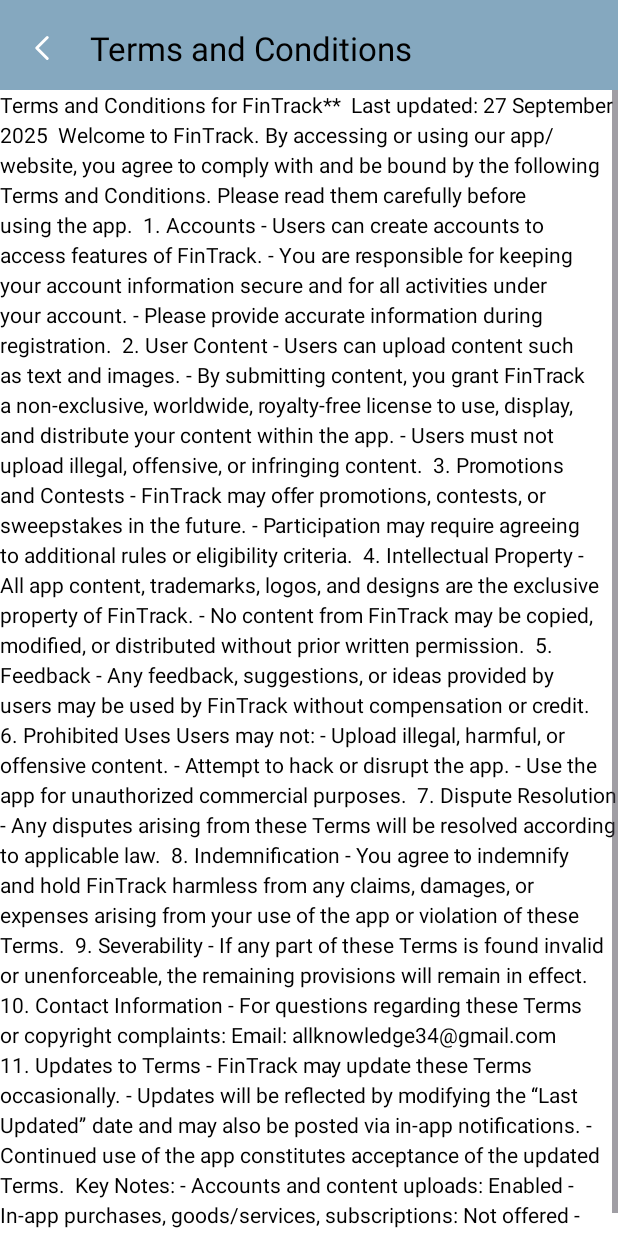
After one commit to allknowledge34/FinTracks, an Android app: the TermsActivity screen opened directly, with no data from a screen before it, on a phone screen of 412 x 824 dp. The commit adds this screen. Run offline under Robolectric (Android 15) with nearby library versions, the phone set to English and light mode, and no system bars.

Commit message:
forth change

```diff
--- a/app/src/main/AndroidManifest.xml
+++ b/app/src/main/AndroidManifest.xml
@@ -14,6 +14,9 @@
         android:supportsRtl="true"
         android:theme="@style/Theme.FinTrack"
         tools:targetApi="31">
+        <activity
+            android:name=".views.activites.TermsActivity"
+            android:exported="false" />
         <activity
             android:name=".views.activites.ForgetActivity"
             android:exported="false" />
@@ -38,7 +41,7 @@
 
         <meta-data
             android:name="com.google.android.gms.ads.APPLICATION_ID"
-            android:value="ca-app-pub-3940256099942544~3347511713"/>
+            android:value="ca-app-pub-3940256099942544~3347511713" />
     </application>
 
 </manifest>
--- /dev/null
+++ b/app/src/main/java/com/sachin/fintrack/views/activites/TermsActivity.java
@@ -0,0 +1,28 @@
+package com.sachin.fintrack.views.activites;
+
+import android.os.Bundle;
+
+import androidx.activity.EdgeToEdge;
+import androidx.appcompat.app.AppCompatActivity;
+import androidx.core.graphics.Insets;
+import androidx.core.view.ViewCompat;
+import androidx.core.view.WindowInsetsCompat;
+
+import com.sachin.fintrack.R;
+import com.sachin.fintrack.databinding.ActivityTermsBinding;
+
+public class TermsActivity extends AppCompatActivity {
+
+    ActivityTermsBinding binding;
+
+    @Override
+    protected void onCreate(Bundle savedInstanceState) {
+        super.onCreate(savedInstanceState);
+        binding = ActivityTermsBinding.inflate(getLayoutInflater());
+        setContentView(binding.getRoot());
+
+        binding.tbOrderDetailFragment.setNavigationOnClickListener(v -> {
+            finish();
+        });
+    }
+}
--- a/app/src/main/java/com/sachin/fintrack/views/fragments/ProfileFragment.java
+++ b/app/src/main/java/com/sachin/fintrack/views/fragments/ProfileFragment.java
@@ -31,6 +31,7 @@ import com.sachin.fintrack.R;
 import com.sachin.fintrack.databinding.FragmentProfileBinding;
 import com.sachin.fintrack.models.UserModel;
 import com.sachin.fintrack.views.activites.LoginActivity;
+import com.sachin.fintrack.views.activites.TermsActivity;
 import com.squareup.picasso.Picasso;
 
 public class ProfileFragment extends Fragment {
@@ -68,7 +69,7 @@ public class ProfileFragment extends Fragment {
             @Override
             public void onClick(View v) {
 
-                startActivity(new Intent(Intent.ACTION_VIEW,Uri.parse("https://www.pinkesh.site/")));
+                startActivity(new Intent(Intent.ACTION_VIEW,Uri.parse("https://www.termsfeed.com/live/7fe235d0-aa19-4642-9cb1-33a35370530e")));
             }
         });
 
@@ -76,7 +77,8 @@ public class ProfileFragment extends Fragment {
             @Override
             public void onClick(View v) {
 
-                startActivity(new Intent(Intent.ACTION_VIEW,Uri.parse("https://www.pinkesh.site/")));
+                Intent intent = new Intent(getContext(), TermsActivity.class);
+                startActivity(intent);
             }
         });
 
--- a/app/src/main/res/layout/activity_main.xml
+++ b/app/src/main/res/layout/activity_main.xml
@@ -4,7 +4,7 @@
     xmlns:tools="http://schemas.android.com/tools"
     android:layout_width="match_parent"
     android:layout_height="match_parent"
-    android:background="@color/white"
+    android:background="#F0EFEF"
     tools:context=".views.activites.MainActivity">
 
     <FrameLayout
--- /dev/null
+++ b/app/src/main/res/layout/activity_terms.xml
@@ -0,0 +1,97 @@
+<?xml version="1.0" encoding="utf-8"?>
+<androidx.constraintlayout.widget.ConstraintLayout xmlns:android="http://schemas.android.com/apk/res/android"
+    xmlns:app="http://schemas.android.com/apk/res-auto"
+    xmlns:tools="http://schemas.android.com/tools"
+    android:id="@+id/main"
+    android:layout_width="match_parent"
+    android:layout_height="match_parent"
+    tools:context=".views.activites.TermsActivity">
+
+    <androidx.appcompat.widget.Toolbar
+        android:id="@+id/tbOrderDetailFragment"
+        android:layout_width="match_parent"
+        android:layout_height="wrap_content"
+        android:background="@color/dWhite"
+        app:layout_constraintEnd_toEndOf="parent"
+        app:layout_constraintStart_toStartOf="parent"
+        app:layout_constraintTop_toTopOf="parent"
+        app:navigationIcon="@drawable/ic_chevron"
+        app:title="Terms and Conditions "
+        app:titleTextColor="@color/black"/>
+
+    <ScrollView
+        android:layout_width="match_parent"
+        android:layout_height="match_parent"
+        android:layout_marginTop="60dp"
+        android:background="#FFFFFF"
+        app:layout_constraintEnd_toEndOf="parent"
+        app:layout_constraintStart_toStartOf="parent"
+        app:layout_constraintTop_toBottomOf="@+id/tbOrderDetailFragment">
+
+        <TextView
+            android:id="@+id/termsTextView"
+            android:layout_width="match_parent"
+            android:layout_height="wrap_content"
+            android:lineSpacingExtra="4dp"
+            android:text="Terms and Conditions for FinTrack**
+
+Last updated: 27 September 2025
+
+Welcome to FinTrack. By accessing or using our app/website, you agree to comply with and be bound by the following Terms and Conditions. Please read them carefully before using the app.
+
+1. Accounts
+- Users can create accounts to access features of FinTrack.
+- You are responsible for keeping your account information secure and for all activities under your account.
+- Please provide accurate information during registration.
+
+2. User Content
+- Users can upload content such as text and images.
+- By submitting content, you grant FinTrack a non-exclusive, worldwide, royalty-free license to use, display, and distribute your content within the app.
+- Users must not upload illegal, offensive, or infringing content.
+
+3. Promotions and Contests
+- FinTrack may offer promotions, contests, or sweepstakes in the future.
+- Participation may require agreeing to additional rules or eligibility criteria.
+
+4. Intellectual Property
+- All app content, trademarks, logos, and designs are the exclusive property of FinTrack.
+- No content from FinTrack may be copied, modified, or distributed without prior written permission.
+
+5. Feedback
+- Any feedback, suggestions, or ideas provided by users may be used by FinTrack without compensation or credit.
+
+6. Prohibited Uses
+Users may not:
+- Upload illegal, harmful, or offensive content.
+- Attempt to hack or disrupt the app.
+- Use the app for unauthorized commercial purposes.
+
+7. Dispute Resolution
+- Any disputes arising from these Terms will be resolved according to applicable law.
+
+8. Indemnification
+- You agree to indemnify and hold FinTrack harmless from any claims, damages, or expenses arising from your use of the app or violation of these Terms.
+
+9. Severability
+- If any part of these Terms is found invalid or unenforceable, the remaining provisions will remain in effect.
+
+10. Contact Information
+- For questions regarding these Terms or copyright complaints:
+Email: allknowledge34@gmail.com
+
+11. Updates to Terms
+- FinTrack may update these Terms occasionally.
+- Updates will be reflected by modifying the “Last Updated” date and may also be posted via in-app notifications.
+- Continued use of the app constitutes acceptance of the updated Terms.
+
+Key Notes:
+- Accounts and content uploads: Enabled
+- In-app purchases, goods/services, subscriptions: Not offered
+- Promotions/contests: May occur in the future"
+            android:textColor="#000000"
+            android:textSize="14sp" />
+
+    </ScrollView>
+
+
+</androidx.constraintlayout.widget.ConstraintLayout>
--- a/app/src/main/res/layout/fragment_profile.xml
+++ b/app/src/main/res/layout/fragment_profile.xml
@@ -38,8 +38,8 @@
 
                 <de.hdodenhof.circleimageview.CircleImageView
                     android:id="@+id/profile_image"
-                    android:layout_width="75dp"
-                    android:layout_height="75dp"
+                    android:layout_width="85dp"
+                    android:layout_height="85dp"
                     android:layout_marginBottom="4dp"
                     android:src="@drawable/account"
                     app:layout_constraintBottom_toBottomOf="parent"
--- a/app/src/main/res/values-night/themes.xml
+++ b/app/src/main/res/values-night/themes.xml
@@ -2,6 +2,6 @@
     <!-- Base application theme. -->
     <style name="Base.Theme.FinTrack" parent="Theme.Material3.DayNight.NoActionBar">
         <!-- Customize your dark theme here. -->
-        <item name="colorPrimary">@color/white</item> -->
+        <item name="colorPrimary">@color/dWhite</item> -->
     </style>
 </resources>
--- a/app/src/main/res/values/themes.xml
+++ b/app/src/main/res/values/themes.xml
@@ -2,7 +2,7 @@
     <!-- Base application theme. -->
     <style name="Base.Theme.FinTrack" parent="Theme.Material3.DayNight.NoActionBar">
         <!-- Customize your light theme here. -->
-        <item name="colorPrimary">@color/white</item> -->
+        <item name="colorPrimary">@color/dWhite</item> -->
     </style>
 
     <style name="Theme.FinTrack" parent="Base.Theme.FinTrack" />
```
Also changed, not shown: app/src/main/res/drawable/bottom_btn3.png (added).
